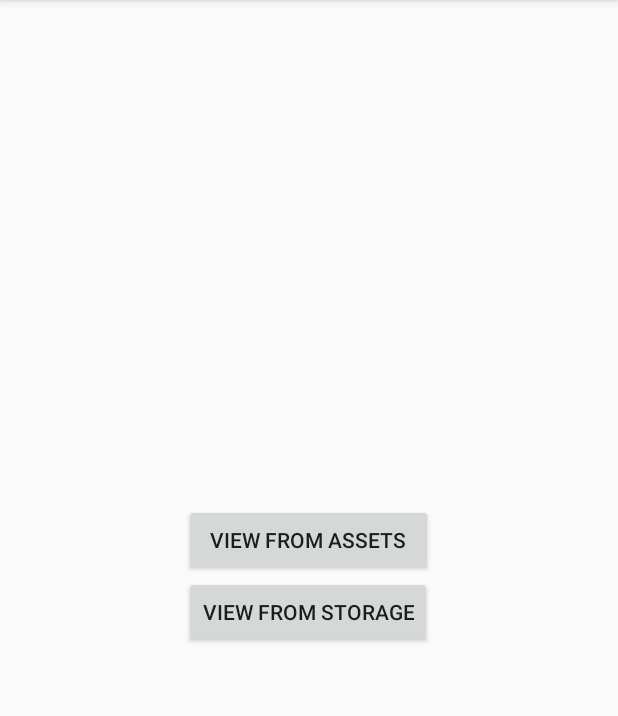
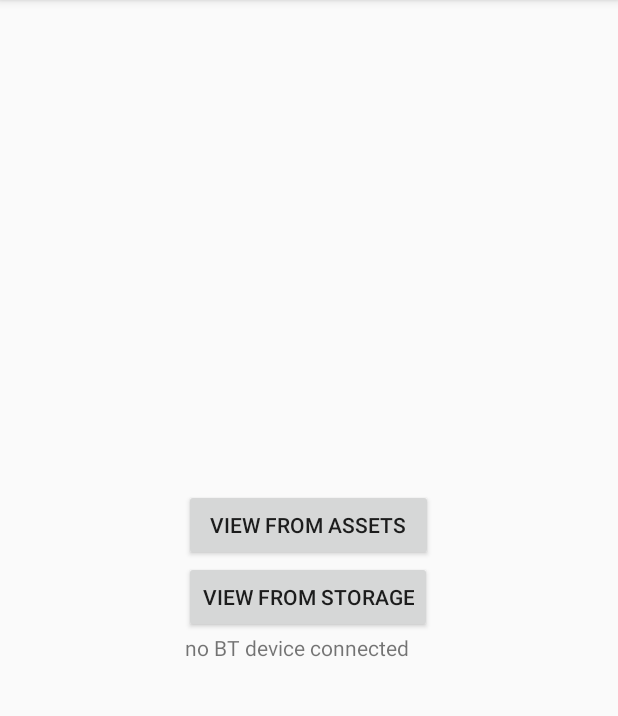
Before and after one commit to mincaeuro/LetsPrint, an Android app: the screen it shows after launch (MainActivity), on a phone screen of 412 x 824 dp, the part 84-800 px from its top. Run offline under Robolectric (Android 15) with nearby library versions, the phone set to English and light mode, and no system bars; libraries missing offline, so code that uses them is left out: com.karumi.dexter; 1 statement that could not run was skipped.

```diff
--- a/app/src/main/java/com/example/letsprint/MainActivity.kt
+++ b/app/src/main/java/com/example/letsprint/MainActivity.kt
@@ -13,6 +13,7 @@ import com.karumi.dexter.Dexter
 import com.karumi.dexter.listener.multi.BaseMultiplePermissionsListener
 import kotlinx.android.synthetic.main.activity_main.*
 import kotlin.system.exitProcess
+import android.bluetooth.BluetoothAdapter
 
 
 class MainActivity : AppCompatActivity() {
@@ -32,7 +33,7 @@ class MainActivity : AppCompatActivity() {
             }
             R.id.settings_link -> {
                 startActivity(Intent(ACTION_BLUETOOTH_SETTINGS))
-                //Toast.makeText(this@MainActivity, "Lets mess with your phone settings", Toast.LENGTH_SHORT).show()
+                Toast.makeText(this@MainActivity, "Lets mess with your phone settings", Toast.LENGTH_SHORT).show()
                 true
             }
             R.id.exit_link -> {
@@ -52,6 +53,21 @@ class MainActivity : AppCompatActivity() {
     override fun onCreate(savedInstanceState: Bundle?) {
         super.onCreate(savedInstanceState)
         setContentView(R.layout.activity_main)
+
+        //check if BT adapter is ON
+        val mBluetoothAdapter = BluetoothAdapter.getDefaultAdapter()
+        val requestEnableBT = 1
+        if (mBluetoothAdapter == null) {
+            Toast.makeText(this@MainActivity, "Device does not support Bluetooth",Toast.LENGTH_SHORT).show()
+            // bt_name.text = "Device does not support Bluetooth"
+        } else {
+            if (!mBluetoothAdapter.isEnabled) {
+                Toast.makeText(this@MainActivity, "Bluetooth is not enabled, enabling...",Toast.LENGTH_SHORT).show()
+                val enableBluetoothIntent = Intent(BluetoothAdapter.ACTION_REQUEST_ENABLE)
+                startActivityForResult(enableBluetoothIntent, requestEnableBT)
+            }
+        }
+        // end of BT check
 
         Dexter.withActivity(this)
             .withPermissions(Manifest.permission.READ_EXTERNAL_STORAGE, Manifest.permission.WRITE_EXTERNAL_STORAGE)
--- a/app/src/main/res/layout-v28/activity_main.xml
+++ b/app/src/main/res/layout-v28/activity_main.xml
@@ -14,6 +14,10 @@
 				android:layout_height="wrap_content"
 				android:text="@string/view_from_assets"/>
         <Button android:id="@+id/btn_view_storage" android:layout_width="wrap_content" android:layout_height="wrap_content" android:text="@string/view_from_storage"/>
+		<TextView
+				android:id="@+id/bt_name"
+				android:layout_width="wrap_content"
+				android:layout_height="wrap_content" android:textAlignment="center" android:text="@string/no_bt_device_connected"/>
     </LinearLayout>
 
 </RelativeLayout>
--- a/app/src/main/res/layout-v28/activity_view.xml
+++ b/app/src/main/res/layout-v28/activity_view.xml
@@ -14,7 +14,7 @@
 
 			<Button
 					android:layout_width="wrap_content"
-					android:layout_height="wrap_content" android:id="@+id/print_btn" android:layout_alignParentEnd="true" android:layout_alignParentBottom="true" android:layout_margin="50dp" android:text="@string/print"/>
+					android:layout_height="wrap_content" android:id="@+id/print_btn" android:layout_alignParentEnd="true" android:layout_alignParentBottom="true" android:layout_margin="10dp" android:text="@string/print"/>
 		</com.github.barteksc.pdfviewer.PDFView>
 
 
```
